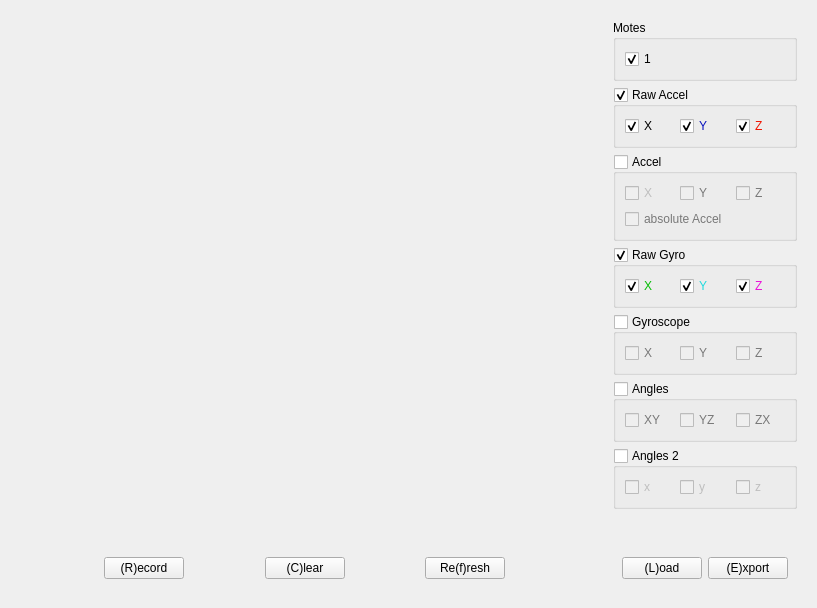
This is tinyos-2.x/trunk/support/cpp/TestShimmer/src/DataWidget.ui in baharev/szte-wsn-code as Qt 5 draws it before an edit. The edited form follows.
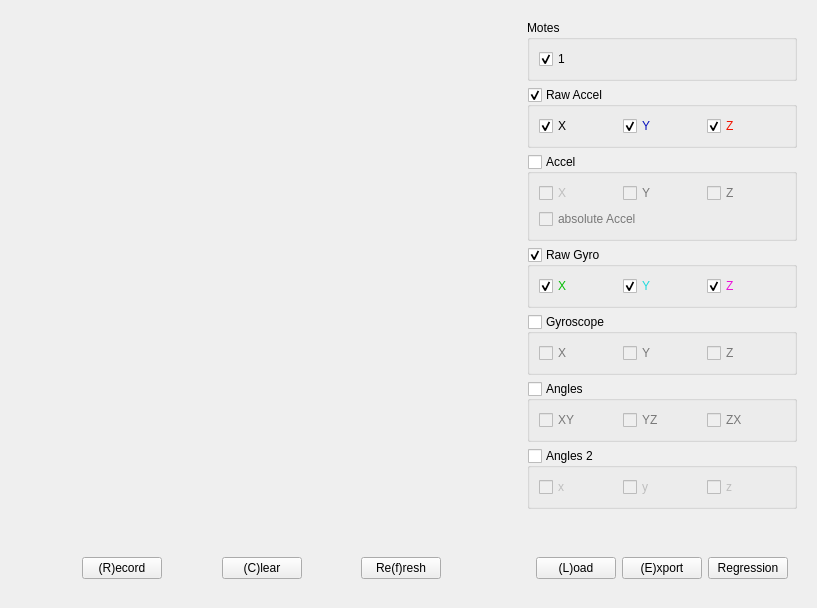
This is the edited form. Custom widgets are drawn as their Qt base class.

Commit message: regression button added to dataWidget

The edit to the form file:
```diff
--- a/tinyos-2.x/trunk/support/cpp/TestShimmer/src/DataWidget.ui
+++ b/tinyos-2.x/trunk/support/cpp/TestShimmer/src/DataWidget.ui
@@ -943,6 +943,13 @@
           </property>
          </widget>
         </item>
+        <item>
+         <widget class="QPushButton" name="regressionButton">
+          <property name="text">
+           <string>Regression</string>
+          </property>
+         </widget>
+        </item>
        </layout>
       </widget>
      </item>
```
The commit also changes 2 other files.
